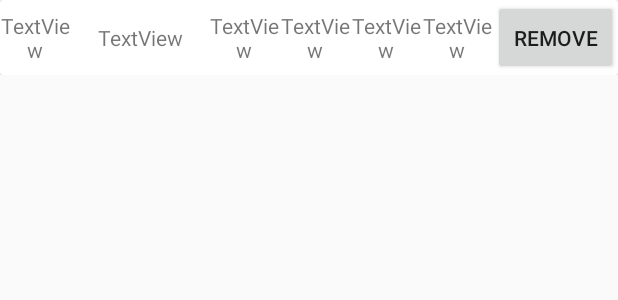
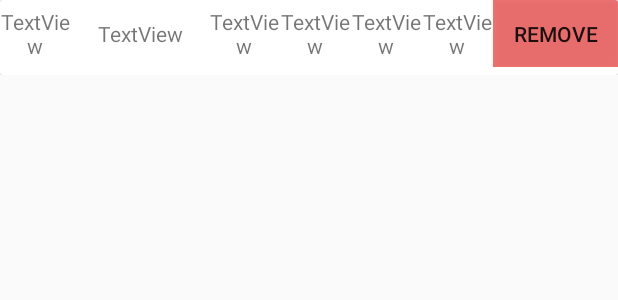
Before and after one commit to RafalUrbanek/Foundryman, an Android app: the layout recycler_row.xml on its own in the app's theme, with its tools: preview values and no code run, on a phone screen of 412 x 824 dp. Shown: the top 300 px of the screen. Run offline under Robolectric (Android 15) with nearby library versions, the phone set to English and light mode, and no system bars.

Commit message:
Minor: - Further work on recycler view in Feeders tab

```diff
--- a/app/src/main/java/com/Raf/foundryman/FeedersAdapter.java
+++ b/app/src/main/java/com/Raf/foundryman/FeedersAdapter.java
@@ -4,6 +4,7 @@ import android.content.Context;
 import android.view.LayoutInflater;
 import android.view.View;
 import android.view.ViewGroup;
+import android.widget.Button;
 import android.widget.TextView;
 
 import androidx.annotation.NonNull;
--- a/app/src/main/res/layout/activity_feeders.xml
+++ b/app/src/main/res/layout/activity_feeders.xml
@@ -366,7 +366,7 @@
 
         <ImageButton
             android:id="@+id/feederAddBtn"
-            android:layout_width="40dp"
+            android:layout_width="50dp"
             android:layout_height="0dp"
             app:layout_constraintBottom_toTopOf="@+id/divider22"
             app:layout_constraintEnd_toEndOf="parent"
--- a/app/src/main/res/layout/recycler_row.xml
+++ b/app/src/main/res/layout/recycler_row.xml
@@ -16,7 +16,8 @@
 
         <androidx.constraintlayout.widget.ConstraintLayout
             android:layout_width="match_parent"
-            android:layout_height="match_parent">
+            android:layout_height="match_parent"
+            android:layout_marginBottom="5dp">
 
             <TextView
                 android:id="@+id/lineMass"
@@ -93,7 +94,9 @@
                 android:id="@+id/lineRemoveBtn"
                 android:layout_width="0dp"
                 android:layout_height="0dp"
+                android:background="@color/button_red"
                 android:text="REMOVE"
+                android:textAlignment="center"
                 app:layout_constraintBottom_toBottomOf="parent"
                 app:layout_constraintEnd_toEndOf="parent"
                 app:layout_constraintStart_toEndOf="@+id/lineMass"
```
Also changed, not shown: app/src/main/java/com/Raf/foundryman/FeedersActivity.java (+8 -7 lines).
